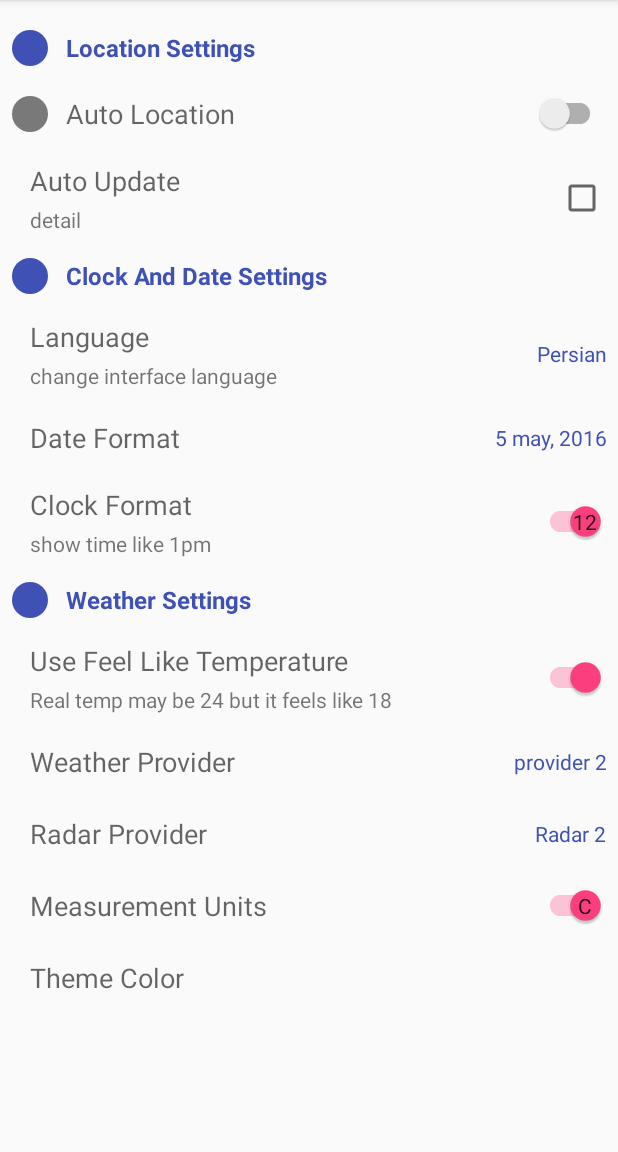
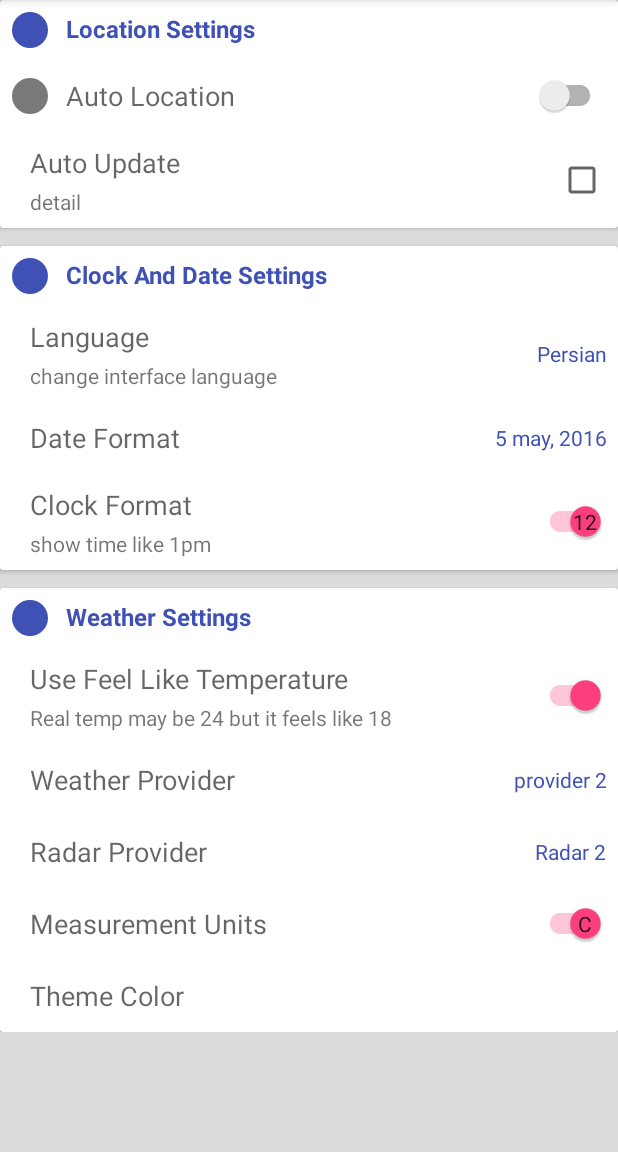
Before and after one commit to MRezaNasirloo/PreferenceZero, an Android app: the screen it shows after launch (MainActivity), on a phone screen of 412 x 824 dp, the part 84-1236 px from its top. Run offline under Robolectric (Android 15) with nearby library versions, the phone set to English and light mode, and no system bars; libraries missing offline, so code that uses them is left out: petrov.kristiyan.colorpicker.

Commit message:
Update group header to be a container.

```diff
--- a/app/src/main/res/layout/activity_main.xml
+++ b/app/src/main/res/layout/activity_main.xml
@@ -5,8 +5,8 @@
     xmlns:tools="http://schemas.android.com/tools"
     android:layout_width="match_parent"
     android:layout_height="match_parent"
-    android:layout_marginTop="@dimen/default_margin"
     tools:context="com.sixthsolution.materialpreferencesdemo.MainActivity"
+    android:background="#dcdcdc"
     >
 
     <LinearLayout
@@ -21,7 +21,7 @@
             app:ep_icon="@drawable/default_icon"
             app:ep_key="pref_header"
             app:ep_title="@string/location_setting"
-            />
+            android:layout_marginBottom="@dimen/default_margin">
 
             <com.sixthsolution.materialpreferences.preferences.EasyPreferenceSwitch
                 android:id="@+id/preferences_auto_location"
@@ -43,13 +43,16 @@
                 app:ep_title="Auto Update"
                 />
 
+        </com.sixthsolution.materialpreferences.preferences.EasyPreferencesHeader>
+
+
         <com.sixthsolution.materialpreferences.preferences.EasyPreferencesHeader
             android:layout_width="match_parent"
             android:layout_height="wrap_content"
             app:ep_icon="@drawable/default_icon"
             app:ep_key="pref_header"
             app:ep_title="@string/clock_date_setting"
-            />
+            android:layout_marginBottom="@dimen/default_margin">
 
             <com.sixthsolution.materialpreferences.preferences.lists.EasyPreferenceListDialog
                 android:id="@+id/preferences_choose_language"
@@ -85,13 +88,14 @@
                 app:ep_title="@string/clock_format"
                 />
 
+        </com.sixthsolution.materialpreferences.preferences.EasyPreferencesHeader>
+
         <com.sixthsolution.materialpreferences.preferences.EasyPreferencesHeader
             android:layout_width="match_parent"
             android:layout_height="wrap_content"
             app:ep_icon="@drawable/default_icon"
             app:ep_key="pref_header"
-            app:ep_title="@string/weather_settings"
-            />
+            app:ep_title="@string/weather_settings">
 
             <com.sixthsolution.materialpreferences.preferences.EasyPreferenceSwitch
                 android:id="@+id/preferences_feel_temp"
@@ -141,9 +145,9 @@
                 app:ep_key="pref_color_chooser"
                 app:ep_title="@string/theme_color"
                 app:ep_default="1"
-            >
+                />
 
-        </com.sixthsolution.materialpreferences.preferences.EasyPreferenceDialogColorChooser>
+        </com.sixthsolution.materialpreferences.preferences.EasyPreferencesHeader>
 
     </LinearLayout>
 </android.support.v4.widget.NestedScrollView>
--- a/material-preferences-lib/build.gradle
+++ b/material-preferences-lib/build.gradle
@@ -19,11 +19,12 @@ android {
 }
 
 dependencies {
-    compile fileTree(dir: 'libs', include: ['*.jar'])
+    compile fileTree(include: ['*.jar'], dir: 'libs')
     testCompile 'junit:junit:4.12'
     compile 'com.android.support:appcompat-v7:23.2.1'
     compile 'com.android.support:support-v4:23.2.1'
-    compile ('petrov.kristiyan.colorpicker:colorpicker-library:1.1.0'){
+    compile 'com.android.support:cardview-v7:23.3.0'
+    compile('petrov.kristiyan.colorpicker:colorpicker-library:1.1.0') {
         exclude module: 'appcompat-v7'
         exclude module: 'recyclerview-v7'
     }
--- a/material-preferences-lib/src/main/java/com/sixthsolution/materialpreferences/preferences/EasyPreferencesHeader.java
+++ b/material-preferences-lib/src/main/java/com/sixthsolution/materialpreferences/preferences/EasyPreferencesHeader.java
@@ -2,7 +2,10 @@ package com.sixthsolution.materialpreferences.preferences;
 
 import android.content.Context;
 import android.content.res.TypedArray;
+import android.support.v7.widget.CardView;
 import android.util.AttributeSet;
+import android.view.View;
+import android.view.ViewGroup;
 import android.widget.ImageView;
 import android.widget.LinearLayout;
 import android.widget.TextView;
@@ -12,10 +15,11 @@ import com.sixthsolution.materialpreferences.R;
 /**
  * Created by mehdok on 5/16/2016.
  */
-public class EasyPreferencesHeader extends LinearLayout {
+public class EasyPreferencesHeader extends CardView {
 
     private TextView tvTitle;
     private ImageView imgIcon;
+    private LinearLayout rootLayout;
 
     protected String tittle;
     protected int iconResId;
@@ -42,6 +46,7 @@ public class EasyPreferencesHeader extends LinearLayout {
     protected void init(Context context, AttributeSet attrs, int defStyleAttr) {
         inflate(context, getLayout(), this);
 
+        rootLayout = (LinearLayout) findViewById(R.id.category_root_layout);
         tvTitle = (TextView) findViewById(R.id.easy_group_title);
         imgIcon = (ImageView) findViewById(R.id.easy_group_icon);
 
@@ -62,4 +67,44 @@ public class EasyPreferencesHeader extends LinearLayout {
 
         typedArray.recycle();
     }
+
+    @Override
+    public void addView(View child) {
+        if (rootLayout != null)
+            rootLayout.addView(child);
+        else
+            super.addView(child);
+    }
+
+    @Override
+    public void addView(View child, int index) {
+        if (rootLayout != null)
+            rootLayout.addView(child, index);
+        else
+            super.addView(child, index);
+    }
+
+    @Override
+    public void addView(View child, int width, int height) {
+        if (rootLayout != null)
+            rootLayout.addView(child, width, height);
+        else
+            super.addView(child, width, height);
+    }
+
+    @Override
+    public void addView(View child, ViewGroup.LayoutParams params) {
+        if (rootLayout != null)
+            rootLayout.addView(child, params);
+        else
+            super.addView(child, params);
+    }
+
+    @Override
+    public void addView(View child, int index, ViewGroup.LayoutParams params) {
+        if (rootLayout != null)
+            rootLayout.addView(child, index, params);
+        else
+            super.addView(child, index, params);
+    }
 }
--- a/material-preferences-lib/src/main/res/layout/easy_preferences_group_header.xml
+++ b/material-preferences-lib/src/main/res/layout/easy_preferences_group_header.xml
@@ -1,9 +1,16 @@
 <?xml version="1.0" encoding="utf-8"?>
-<LinearLayout xmlns:android="http://schemas.android.com/apk/res/android"
-    android:orientation="horizontal"
+<merge xmlns:android="http://schemas.android.com/apk/res/android">
+<LinearLayout
     android:layout_width="match_parent"
     android:layout_height="wrap_content"
     android:gravity="center_vertical"
+    android:orientation="vertical"
+    >
+
+    <LinearLayout
+        android:layout_width="match_parent"
+        android:layout_height="wrap_content"
+        android:orientation="horizontal"
         android:padding="@dimen/easy_padding"
         >
 
@@ -17,16 +24,28 @@
 
         <TextView
             android:id="@+id/easy_group_title"
+            style="@style/TextAppearance.AppCompat.Medium"
             android:layout_width="match_parent"
             android:layout_height="wrap_content"
-        android:text="group title"
-        android:gravity="start"
-        style="@style/TextAppearance.AppCompat.Medium"
-        android:textColor="?attr/colorPrimary"
             android:layout_marginLeft="12dp"
             android:layout_marginStart="12dp"
+            android:gravity="start"
+            android:text="group title"
+            android:textColor="?attr/colorPrimary"
             android:textSize="16sp"
             android:textStyle="bold"
             />
 
     </LinearLayout>
+
+    <LinearLayout
+        android:id="@+id/category_root_layout"
+        android:layout_width="match_parent"
+        android:layout_height="wrap_content"
+        android:orientation="vertical"
+        >
+
+    </LinearLayout>
+
+</LinearLayout>
+</merge>
```
Lines whose indentation alone changed are shown as unchanged.
